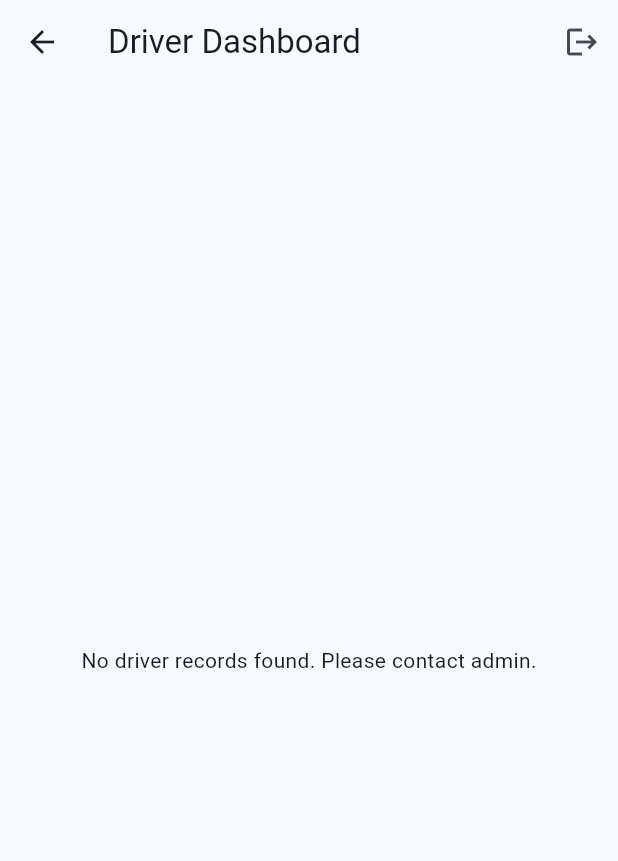
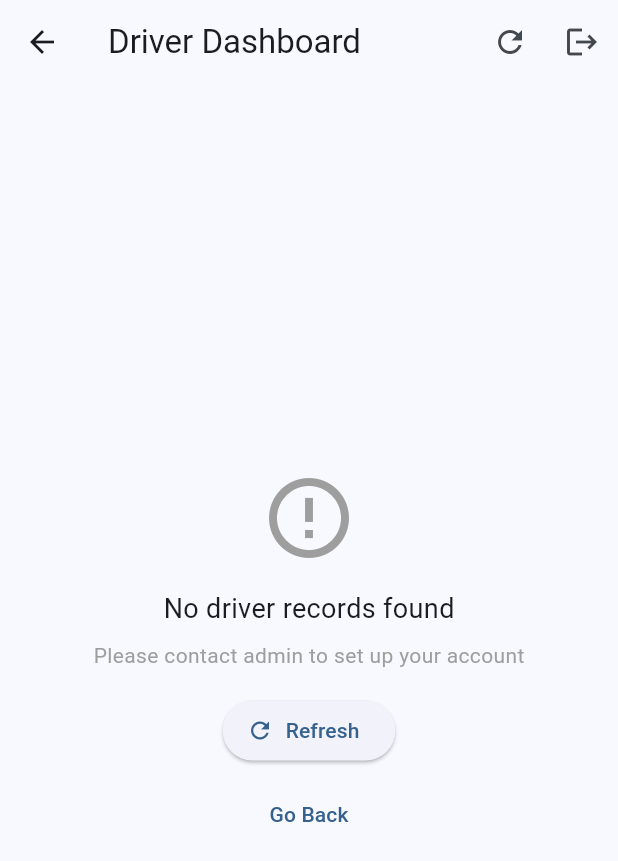
Before and after one commit to Sh8998/SchoolBusPay, a Flutter app: the screen it shows after launch, after a tap on "Driver", on a phone screen of 412 x 824 dp. Shown: the top 861 px of the screen. Run offline on Flutter 3.47's test engine with Material 3 defaults, Android fonts, the phone set to English and light mode, and no system bars; our stand-ins replace flutter_riverpod, lottie, sqflite, sqflite_common_ffi; accounts and stored records are empty.

Commit message:
Added Implementation

```diff
--- a/lib/screens/admin/manage_drivers_screen.dart
+++ b/lib/screens/admin/manage_drivers_screen.dart
@@ -111,6 +111,8 @@ class _ManageDriversScreenState extends ConsumerState<ManageDriversScreen> {
                   }
 
                   ref.invalidate(driversProvider);
+                  ref.invalidate(firstDriverProvider);
+
                   if (mounted) {
                     Navigator.pop(context);
                     ScaffoldMessenger.of(context).showSnackBar(
@@ -180,6 +182,7 @@ class _ManageDriversScreenState extends ConsumerState<ManageDriversScreen> {
         final database = ref.read(databaseProvider);
         await database.deleteDriver(driver.id);
         ref.invalidate(driversProvider);
+        ref.invalidate(firstDriverProvider);
         if (mounted) {
           ScaffoldMessenger.of(context).showSnackBar(
             const SnackBar(content: Text('Driver deleted successfully')),
--- a/lib/screens/admin/manage_parents_screen.dart
+++ b/lib/screens/admin/manage_parents_screen.dart
@@ -293,10 +293,11 @@ class _ManageParentsScreenState extends ConsumerState<ManageParentsScreen> {
                                   _deleteParent(parent);
                                   break;
                                 case 'view_payments':
+                                  ref.read(selectedParentProvider.notifier).state = parent;
                                   Navigator.push(
                                     context,
                                     MaterialPageRoute(
-                                      builder: (context) => const ParentDashboard(),
+                                      builder: (context) => const ParentDashboard(isAdmin: true),
                                     ),
                                   );
                                   break;
--- a/lib/screens/driver_dashboard.dart
+++ b/lib/screens/driver_dashboard.dart
@@ -11,12 +11,20 @@ class DriverDashboard extends ConsumerWidget {
 
   @override
   Widget build(BuildContext context, WidgetRef ref) {
+    // Refresh the firstDriverProvider when the screen is built
+    ref.invalidate(firstDriverProvider);
     final driverAsync = ref.watch(firstDriverProvider);
 
     return Scaffold(
       appBar: AppBar(
         title: const Text('Driver Dashboard'),
         actions: [
+          IconButton(
+            icon: const Icon(Icons.refresh),
+            onPressed: () {
+              ref.invalidate(firstDriverProvider);
+            },
+          ),
           IconButton(
             icon: const Icon(Icons.logout),
             onPressed: () => Navigator.pop(context),
@@ -26,8 +34,36 @@ class DriverDashboard extends ConsumerWidget {
       body: driverAsync.when(
         data: (driver) {
           if (driver == null) {
-            return const Center(
-              child: Text('No driver records found. Please contact admin.'),
+            return Center(
+              child: Column(
+                mainAxisAlignment: MainAxisAlignment.center,
+                children: [
+                  const Icon(Icons.error_outline, size: 64, color: Colors.grey),
+                  const SizedBox(height: 16),
+                  const Text(
+                    'No driver records found',
+                    style: TextStyle(fontSize: 18),
+                  ),
+                  const SizedBox(height: 8),
+                  const Text(
+                    'Please contact admin to set up your account',
+                    style: TextStyle(color: Colors.grey),
+                  ),
+                  const SizedBox(height: 16),
+                  ElevatedButton.icon(
+                    onPressed: () {
+                      ref.invalidate(firstDriverProvider);
+                    },
+                    icon: const Icon(Icons.refresh),
+                    label: const Text('Refresh'),
+                  ),
+                  const SizedBox(height: 8),
+                  TextButton(
+                    onPressed: () => Navigator.pop(context),
+                    child: const Text('Go Back'),
+                  ),
+                ],
+              ),
             );
           }
 
--- a/lib/services/payment_service.dart
+++ b/lib/services/payment_service.dart
@@ -37,7 +37,7 @@ class PaymentService {
             parentId: parent.id,
             month: currentMonth,
             year: currentYear,
-            amount: 0.0, // Default amount, to be set by driver
+            amount: 1000.0, // Default amount of 1000
             isPaid: false,
             dueDate: lastDay.toIso8601String(),
             paidDate: null, // Initially null until payment is made
```
Also changed, not shown: lib/screens/parent_dashboard.dart (+10 -2 lines).
